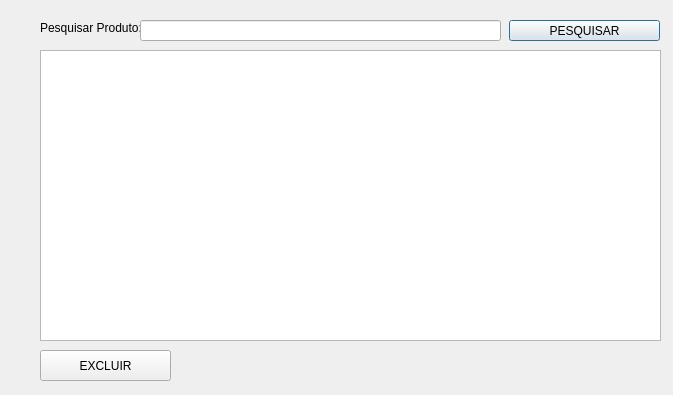
grochavieira/ControleDeEstoque, file Estoque/telaremoverproduto.ui: the form before one commit.
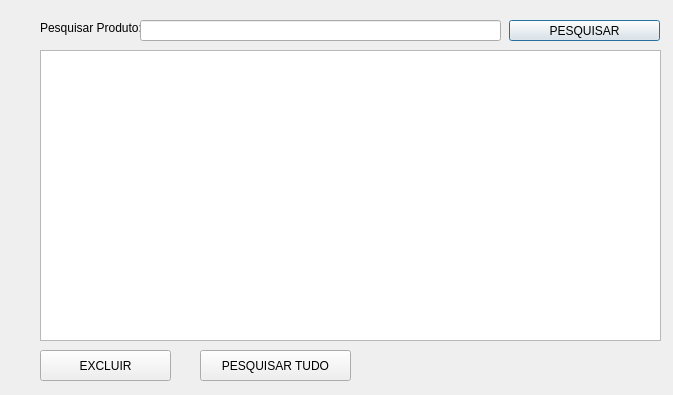
The form after the commit.

Diff of the .ui file:
```diff
--- a/Estoque/telaremoverproduto.ui
+++ b/Estoque/telaremoverproduto.ui
@@ -97,6 +97,24 @@
     <string>EXCLUIR</string>
    </property>
   </widget>
+  <widget class="QPushButton" name="btnPesquisarTudo">
+   <property name="geometry">
+    <rect>
+     <x>200</x>
+     <y>350</y>
+     <width>151</width>
+     <height>31</height>
+    </rect>
+   </property>
+   <property name="font">
+    <font>
+     <family>Segoe UI</family>
+    </font>
+   </property>
+   <property name="text">
+    <string>PESQUISAR TUDO</string>
+   </property>
+  </widget>
  </widget>
  <resources/>
  <connections/>
```
